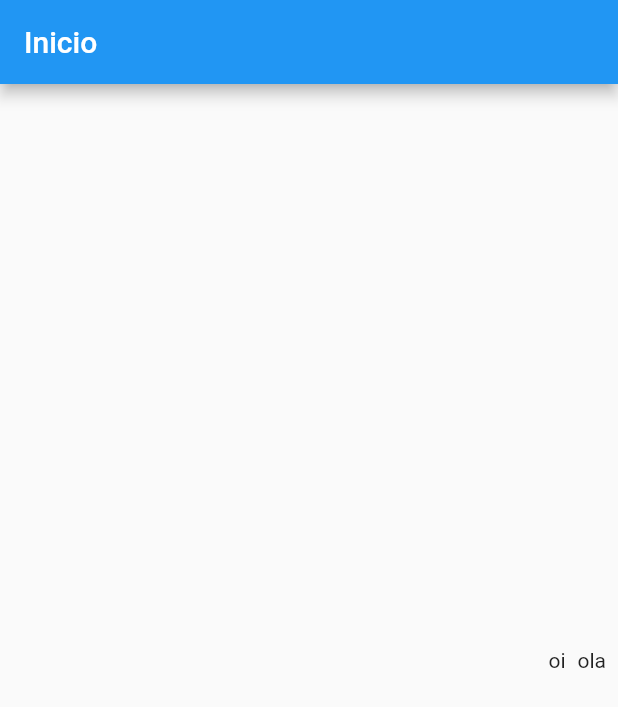
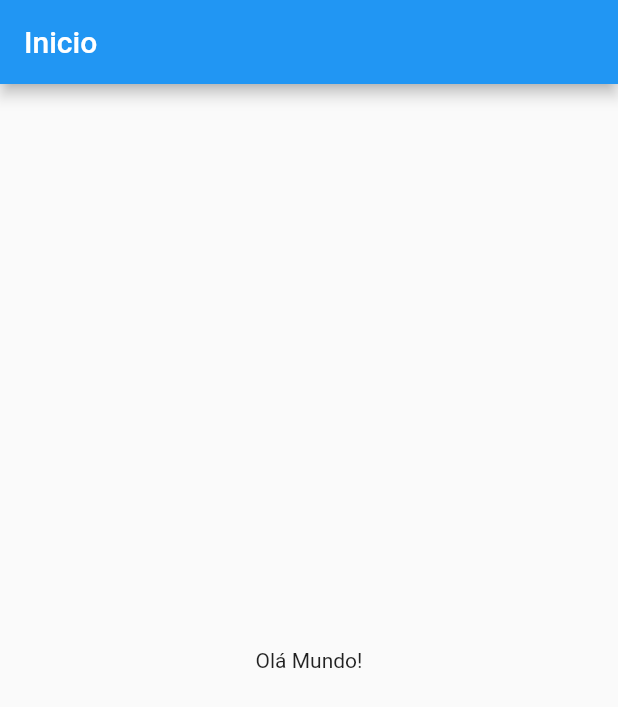
Before and after one commit to joaoemersonn/financas, a Flutter app: the screen it shows after launch, after a tap on "LOGIN", on a phone screen of 412 x 824 dp. Shown: the top 707 px of the screen. Run offline on Flutter 3.47's test engine with Material 2 defaults, Android fonts, the phone set to English and light mode, and no system bars; our stand-ins replace splashscreen.

Commit message:
Update home_page.dart

```diff
--- a/financas_app/lib/home_page.dart
+++ b/financas_app/lib/home_page.dart
@@ -17,11 +17,7 @@ class _HomeState extends State<Home> {
         // #docregion centered-text
         body: Center(
             // #docregion text
-            child: ButtonBar(
-          children: [
-            Text("oi"),
-            Text("ola"),
-          ],
+            child: Text('Olá Mundo!'),
         )
             // #enddocregion text
             ),
```
